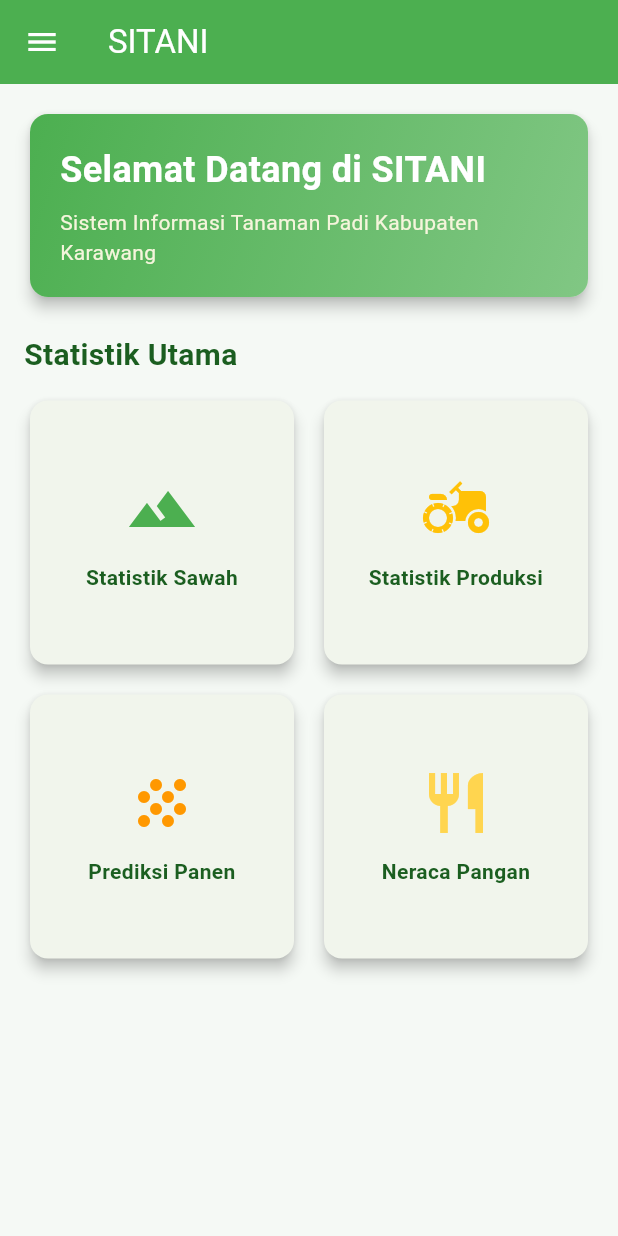
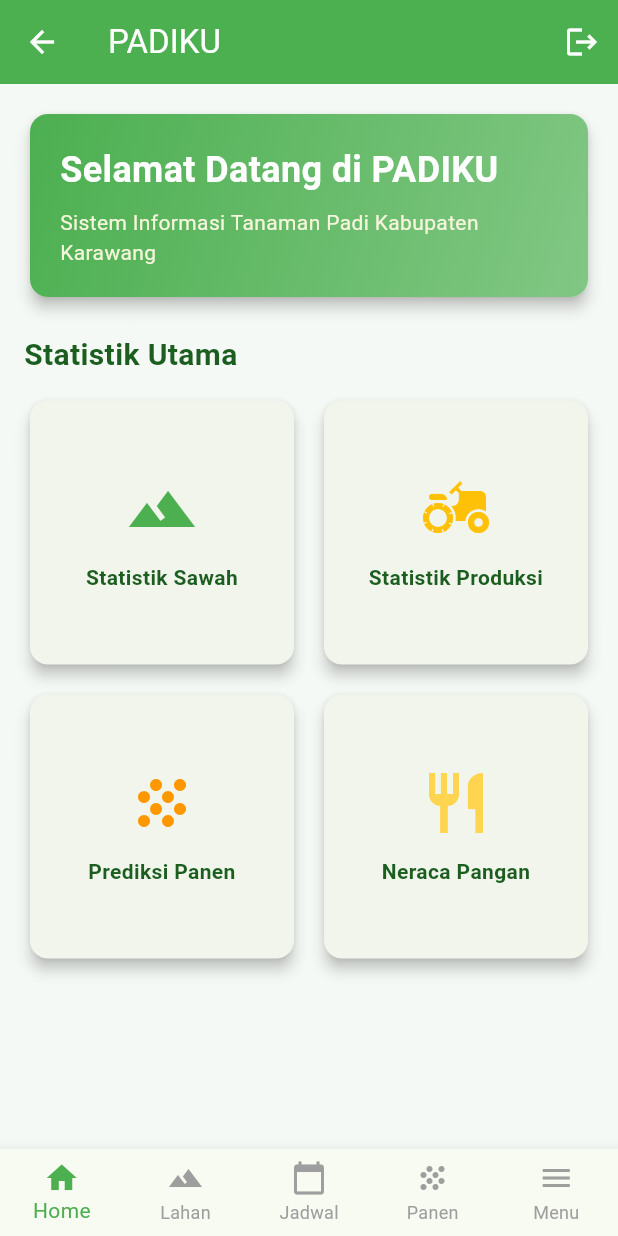
Before and after one commit to Azqia456/padiku_bootcamp_kel8, a Flutter app: the DashboardScreen screen opened by its route, on a phone screen of 412 x 824 dp. Run offline on Flutter 3.47's test engine with Material 3 defaults, Android fonts, the phone set to English and light mode, and no system bars.

Commit message:
penyesuaian ulang

```diff
--- a/padiku_bootcamp_kel8-main/lib/main.dart
+++ b/padiku_bootcamp_kel8-main/lib/main.dart
@@ -13,7 +13,7 @@ class MyApp extends StatelessWidget {
   @override
   Widget build(BuildContext context) {
     return MaterialApp(
-      title: 'SITANI',
+      title: 'PADIKU',
       debugShowCheckedModeBanner: false,
       theme: ThemeData(
         primaryColor: AppColors.riceGreen,
--- a/padiku_bootcamp_kel8-main/lib/screens/dashboard_screen.dart
+++ b/padiku_bootcamp_kel8-main/lib/screens/dashboard_screen.dart
@@ -17,162 +17,59 @@ class _DashboardScreenState extends State<DashboardScreen> {
     const DataLahanModule(),
     const JadwalTanamModule(),
     const PrediksiPanenModule(),
-    const PupukSubsidiModule(),
-    const NeracaPanganModule(),
-    const PetaPertanianModule(),
-    const LaporanModule(),
-    const PengaturanModule(),
+    const MenuModule(),
   ];
 
   @override
   Widget build(BuildContext context) {
     return Scaffold(
       appBar: AppBar(
-        title: const Text('SITANI'),
+        title: const Text('PADIKU'),
         backgroundColor: AppColors.riceGreen,
         foregroundColor: AppColors.riceWhite,
         elevation: 0,
+        actions: [
+          IconButton(
+            icon: const Icon(Icons.logout),
+            onPressed: () {
+              Navigator.pushReplacementNamed(context, Routes.login);
+            },
+          ),
+        ],
       ),
       body: _screens[_selectedIndex],
-      drawer: Drawer(
-        child: Container(
-          color: AppColors.riceWhite,
-          child: ListView(
-            padding: EdgeInsets.zero,
-            children: [
-              DrawerHeader(
-                decoration: const BoxDecoration(
-                  gradient: AppColors.riceGradient,
-                ),
-                child: Column(
-                  crossAxisAlignment: CrossAxisAlignment.start,
-                  children: [
-                    const Icon(
-                      Icons.agriculture,
-                      size: 48,
-                      color: AppColors.riceWhite,
-                    ),
-                    const SizedBox(height: 8),
-                    const Text(
-                      'SITANI',
-                      style: TextStyle(
-                        color: AppColors.riceWhite,
-                        fontSize: 24,
-                        fontWeight: FontWeight.bold,
-                      ),
-                    ),
-                    Text(
-                      'Sistem Informasi Tanaman Padi',
-                      style: TextStyle(
-                        color: AppColors.riceCream,
-                        fontSize: 12,
-                      ),
-                    ),
-                  ],
-                ),
-              ),
-              ListTile(
-                leading: const Icon(Icons.home),
-                title: const Text('Dashboard'),
-                onTap: () {
-                  setState(() {
-                    _selectedIndex = 0;
-                  });
-                  Navigator.pop(context);
-                },
-              ),
-              const Divider(),
-              ListTile(
-                leading: const Icon(Icons.landscape),
-                title: const Text('Data Lahan'),
-                onTap: () {
-                  setState(() {
-                    _selectedIndex = 1;
-                  });
-                  Navigator.pop(context);
-                },
-              ),
-              ListTile(
-                leading: const Icon(Icons.calendar_today),
-                title: const Text('Jadwal Tanam'),
-                onTap: () {
-                  setState(() {
-                    _selectedIndex = 2;
-                  });
-                  Navigator.pop(context);
-                },
-              ),
-              ListTile(
-                leading: const Icon(Icons.grain),
-                title: const Text('Prediksi Panen'),
-                onTap: () {
-                  setState(() {
-                    _selectedIndex = 3;
-                  });
-                  Navigator.pop(context);
-                },
-              ),
-              ListTile(
-                leading: const Icon(Icons.eco),
-                title: const Text('Pupuk Subsidi'),
-                onTap: () {
-                  setState(() {
-                    _selectedIndex = 4;
-                  });
-                  Navigator.pop(context);
-                },
-              ),
-              ListTile(
-                leading: const Icon(Icons.restaurant),
-                title: const Text('Neraca Pangan'),
-                onTap: () {
-                  setState(() {
-                    _selectedIndex = 5;
-                  });
-                  Navigator.pop(context);
-                },
-              ),
-              ListTile(
-                leading: const Icon(Icons.map),
-                title: const Text('Peta Pertanian Karawang'),
-                onTap: () {
-                  setState(() {
-                    _selectedIndex = 6;
-                  });
-                  Navigator.pop(context);
-                },
-              ),
-              ListTile(
-                leading: const Icon(Icons.assessment),
-                title: const Text('Laporan'),
-                onTap: () {
-                  setState(() {
-                    _selectedIndex = 7;
-                  });
-                  Navigator.pop(context);
-                },
-              ),
-              ListTile(
-                leading: const Icon(Icons.settings),
-                title: const Text('Pengaturan'),
-                onTap: () {
-                  setState(() {
-                    _selectedIndex = 8;
-                  });
-                  Navigator.pop(context);
-                },
-              ),
-              const Divider(),
-              ListTile(
-                leading: const Icon(Icons.logout, color: AppColors.errorColor),
-                title: const Text('Keluar', style: TextStyle(color: AppColors.errorColor)),
-                onTap: () {
-                  Navigator.pushReplacementNamed(context, Routes.login);
-                },
-              ),
-            ],
+      bottomNavigationBar: BottomNavigationBar(
+        currentIndex: _selectedIndex,
+        onTap: (index) {
+          setState(() {
+            _selectedIndex = index;
+          });
+        },
+        type: BottomNavigationBarType.fixed,
+        selectedItemColor: AppColors.riceGreen,
+        unselectedItemColor: Colors.grey,
+        items: const [
+          BottomNavigationBarItem(
+            icon: Icon(Icons.home),
+            label: 'Home',
           ),
-        ),
+          BottomNavigationBarItem(
+            icon: Icon(Icons.landscape),
+            label: 'Lahan',
+          ),
+          BottomNavigationBarItem(
+            icon: Icon(Icons.calendar_today),
+            label: 'Jadwal',
+          ),
+          BottomNavigationBarItem(
+            icon: Icon(Icons.grain),
+            label: 'Panen',
+          ),
+          BottomNavigationBarItem(
+            icon: Icon(Icons.menu),
+            label: 'Menu',
+          ),
+        ],
       ),
     );
   }
@@ -204,7 +101,7 @@ class HomeDashboard extends StatelessWidget {
                 crossAxisAlignment: CrossAxisAlignment.start,
                 children: [
                   Text(
-                    'Selamat Datang di SITANI',
+                    'Selamat Datang di PADIKU',
                     style: TextStyle(
                       fontSize: 24,
                       fontWeight: FontWeight.bold,
@@ -474,6 +371,119 @@ class PengaturanModule extends StatelessWidget {
   }
 }
 
+class MenuModule extends StatelessWidget {
+  const MenuModule({super.key});
+
+  @override
+  Widget build(BuildContext context) {
+    return SingleChildScrollView(
+      padding: const EdgeInsets.all(16),
+      child: Column(
+        crossAxisAlignment: CrossAxisAlignment.start,
+        children: [
+          const Text(
+            'Menu Lainnya',
+            style: TextStyle(
+              fontSize: 20,
+              fontWeight: FontWeight.bold,
+              color: AppColors.textPrimary,
+            ),
+          ),
+          const SizedBox(height: 16),
+          _buildMenuItem(
+            context,
+            'Pupuk Subsidi',
+            Icons.eco,
+            AppColors.riceGreen,
+            const PupukSubsidiModule(),
+          ),
+          _buildMenuItem(
+            context,
+            'Neraca Pangan',
+            Icons.restaurant,
+            AppColors.riceYellow,
+            const NeracaPanganModule(),
+          ),
+          _buildMenuItem(
+            context,
+            'Peta Pertanian Karawang',
+            Icons.map,
+            AppColors.riceOrange,
+            const PetaPertanianModule(),
+          ),
+          _buildMenuItem(
+            context,
+            'Laporan',
+            Icons.assessment,
+            AppColors.riceGold,
+            const LaporanModule(),
+          ),
+          _buildMenuItem(
+            context,
+            'Pengaturan',
+            Icons.settings,
+            AppColors.riceBrown,
+            const PengaturanModule(),
+          ),
+        ],
+      ),
+    );
+  }
+
+  Widget _buildMenuItem(
+    BuildContext context,
+    String title,
+    IconData icon,
+    Color color,
+    Widget screen,
+  ) {
+    return Card(
+      elevation: 4,
+      margin: const EdgeInsets.only(bottom: 12),
+      shape: RoundedRectangleBorder(
+        borderRadius: BorderRadius.circular(12),
+      ),
+      child: InkWell(
+        onTap: () {
+          Navigator.push(
+            context,
+            MaterialPageRoute(builder: (context) => screen),
+          );
+        },
+        borderRadius: BorderRadius.circular(12),
+        child: Container(
+          padding: const EdgeInsets.all(16),
+          child: Row(
+            children: [
+              Container(
+                width: 50,
+                height: 50,
+                decoration: BoxDecoration(
+                  color: color.withOpacity(0.2),
+                  borderRadius: BorderRadius.circular(12),
+                ),
+                child: Icon(icon, color: color, size: 28),
+              ),
+              const SizedBox(width: 16),
+              Expanded(
+                child: Text(
+                  title,
+                  style: const TextStyle(
+                    fontSize: 16,
+                    fontWeight: FontWeight.bold,
+                    color: AppColors.textPrimary,
+                  ),
+                ),
+              ),
+              const Icon(Icons.arrow_forward_ios, color: AppColors.textSecondary),
+            ],
+          ),
+        ),
+      ),
+    );
+  }
+}
+
 Widget _buildModuleContent(
   BuildContext context,
   String title,
--- a/padiku_bootcamp_kel8-main/lib/screens/login_screen.dart
+++ b/padiku_bootcamp_kel8-main/lib/screens/login_screen.dart
@@ -59,7 +59,7 @@ class _LoginScreenState extends State<LoginScreen> {
                       ),
                       const SizedBox(height: 16),
                       Text(
-                        'SITANI',
+                        'PADIKU',
                         style: TextStyle(
                           fontSize: 32,
                           fontWeight: FontWeight.bold,
```
